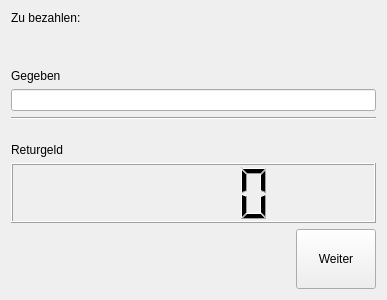
Before: the Qt Designer form src/ui/givendialog.ui in todvora/qrk-registrier-kasse, drawn with Qt 5.
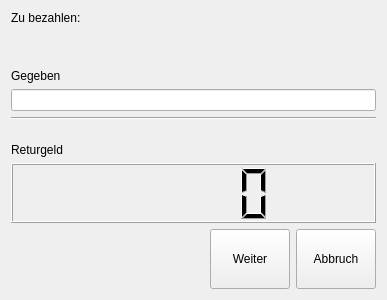
After: the same form once the commit is applied. Icons and pictures are not drawn.

```diff
--- a/src/ui/givendialog.ui
+++ b/src/ui/givendialog.ui
@@ -109,6 +109,39 @@
          <property name="text">
           <string>Weiter</string>
          </property>
+         <property name="icon">
+          <iconset resource="../qrk.qrc">
+           <normaloff>:/icons/arrow-right.png</normaloff>:/icons/arrow-right.png</iconset>
+         </property>
+         <property name="iconSize">
+          <size>
+           <width>32</width>
+           <height>32</height>
+          </size>
+         </property>
+        </widget>
+       </item>
+       <item>
+        <widget class="QPushButton" name="cancelButton">
+         <property name="minimumSize">
+          <size>
+           <width>0</width>
+           <height>60</height>
+          </size>
+         </property>
+         <property name="text">
+          <string>Abbruch</string>
+         </property>
+         <property name="icon">
+          <iconset resource="../qrk.qrc">
+           <normaloff>:/icons/cancel.png</normaloff>:/icons/cancel.png</iconset>
+         </property>
+         <property name="iconSize">
+          <size>
+           <width>32</width>
+           <height>32</height>
+          </size>
+         </property>
         </widget>
        </item>
       </layout>
```
Left out of the diff: 4 changed lines with no effect on the pictures.
